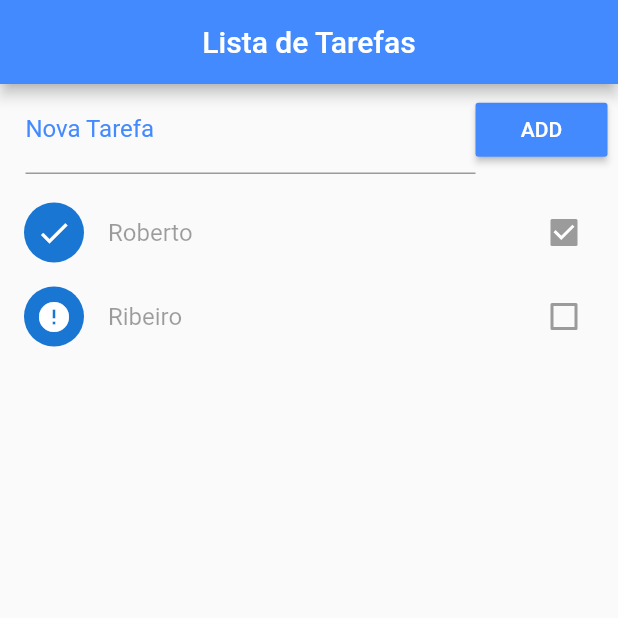
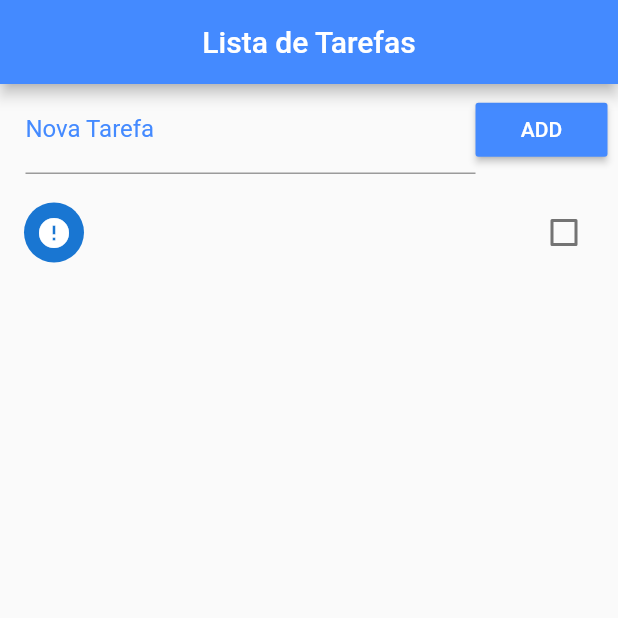
Before and after one commit to robertov8/lista_tarefas, a Flutter app: the screen it shows after launch, after a tap on "ADD", on a phone screen of 412 x 824 dp, the top half of it. Run offline on Flutter 3.47's test engine with Material 2 defaults, Android fonts, the phone set to English and light mode, and no system bars.

Commit message:
58 - Adicionando itens na Lista

```diff
--- a/lib/main.dart
+++ b/lib/main.dart
@@ -35,7 +35,19 @@ class Home extends StatefulWidget {
 }
 
 class _HomeState extends State<Home> {
-  List _todoList = [{'title': 'Roberto', 'ok': true}, {'title': 'Ribeiro', 'ok': false}];
+  List _todoList = [];
+  final _toDoController = TextEditingController();
+
+  void _addTodo() {
+    Map<String, dynamic> newTodo = Map();
+    newTodo['title'] = _toDoController.text;
+    _toDoController.text = '';
+    newTodo['ok'] = false;
+
+    setState(() {
+      _todoList.add(newTodo);
+    });
+  }
 
   Future<File> _getFile() async {
     final directory = await getApplicationDocumentsDirectory();
@@ -76,9 +88,10 @@ class _HomeState extends State<Home> {
                   decoration: InputDecoration(
                       labelText: 'Nova Tarefa',
                       labelStyle: TextStyle(color: Colors.blueAccent)),
+                  controller: _toDoController,
                 )),
                 RaisedButton(
-                  onPressed: () {},
+                  onPressed: _addTodo,
                   color: Colors.blueAccent,
                   child: Text('ADD'),
                   textColor: Colors.white,
@@ -95,10 +108,14 @@ class _HomeState extends State<Home> {
                       title: Text(_todoList[index]['title']),
                       value: _todoList[index]['ok'],
                       secondary: CircleAvatar(
-                        child: Icon(_todoList[index]['ok']
-                            ? Icons.check
-                            : Icons.error),
+                        child: Icon(
+                            _todoList[index]['ok'] ? Icons.check : Icons.error),
                       ),
+                      onChanged: (c) {
+                        setState(() {
+                          _todoList[index]['ok'] = c;
+                        });
+                      },
                     );
                   }))
         ],
```
